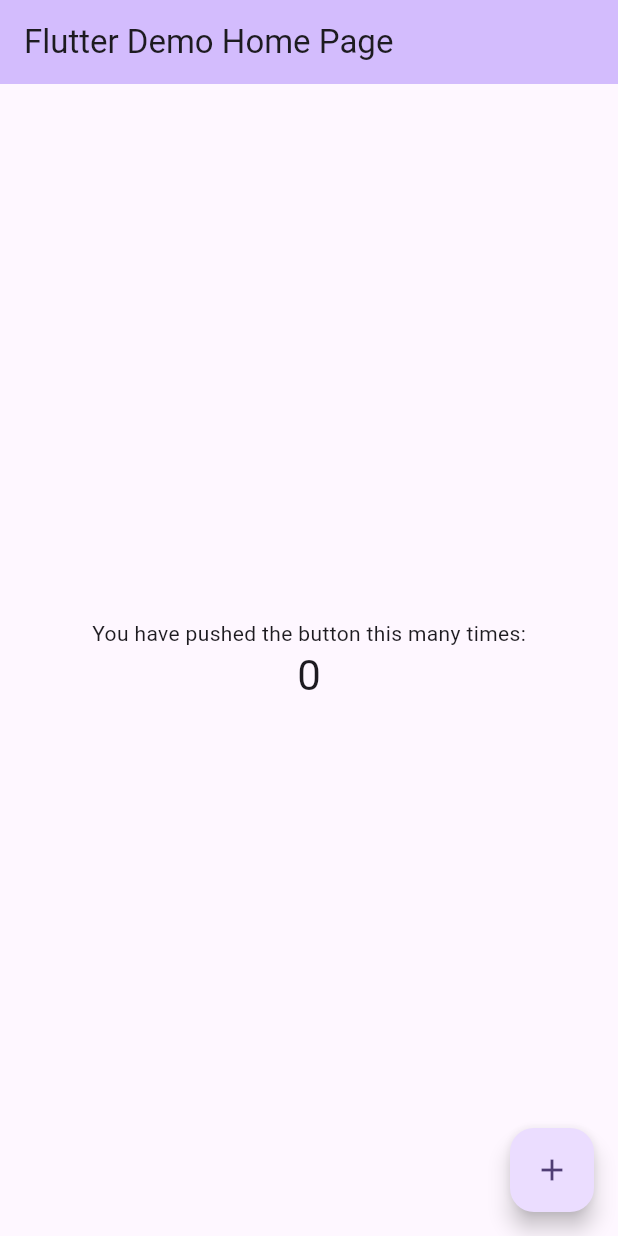
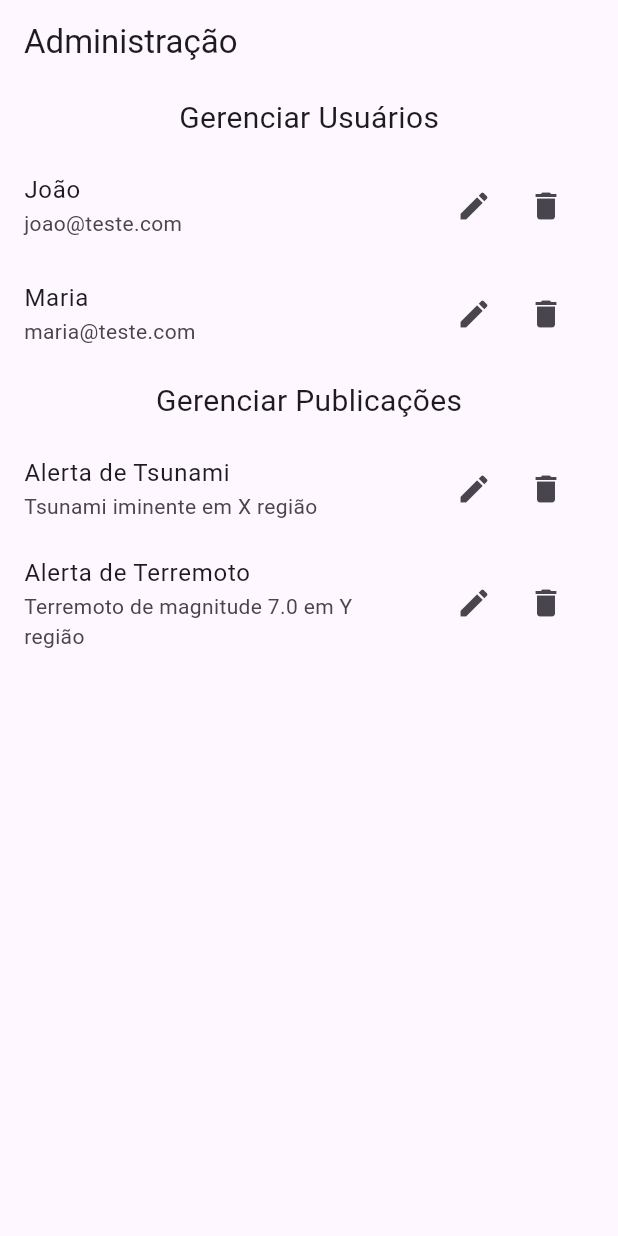
Before and after one commit to TechTitans1233/ForumApp, a Flutter app: the screen it shows after launch, on a phone screen of 412 x 824 dp. Run offline on Flutter 3.47's test engine with Material 3 defaults, Android fonts, the phone set to English and light mode, and no system bars.

Commit message:
Implementação da tela de admin

```diff
--- /dev/null
+++ b/lib/Modelos/Modelo_Admin.dart
@@ -0,0 +1,25 @@
+// Classe Usuario
+class Usuario {
+  final String id;
+  String nome;
+  String email;
+
+  Usuario({
+    required this.id,
+    required this.nome,
+    required this.email,
+  });
+}
+
+// Classe Publicacao
+class Publicacao {
+  final String id;
+  String titulo;
+  String conteudo;
+
+  Publicacao({
+    required this.id,
+    required this.titulo,
+    required this.conteudo,
+  });
+}
--- /dev/null
+++ b/lib/Telas/Tela_admin.dart
@@ -0,0 +1,179 @@
+import 'package:flutter/material.dart';
+import '../Modelos/Modelo_Admin.dart'; // Atualizando o caminho para importar o modelo
+
+// Serviço para gerenciar os usuários e publicações
+class BancoDeDados {
+  List<Usuario> usuarios = [];
+  List<Publicacao> publicacoes = [];
+
+  // Função para adicionar usuário
+  void adicionarUsuario(String nome, String email) {
+    final id = DateTime.now().millisecondsSinceEpoch.toString();
+    usuarios.add(Usuario(id: id, nome: nome, email: email));
+  }
+
+  // Função para editar usuário
+  void editarUsuario(String id, String nome, String email) {
+    final usuario = usuarios.firstWhere((u) => u.id == id);
+    usuario.nome = nome;
+    usuario.email = email;
+  }
+
+  // Função para excluir usuário
+  void excluirUsuario(String id) {
+    usuarios.removeWhere((u) => u.id == id);
+  }
+
+  // Função para adicionar publicação
+  void adicionarPublicacao(String titulo, String conteudo) {
+    final id = DateTime.now().millisecondsSinceEpoch.toString();
+    publicacoes.add(Publicacao(id: id, titulo: titulo, conteudo: conteudo));
+  }
+
+  // Função para editar publicação
+  void editarPublicacao(String id, String titulo, String conteudo) {
+    final publicacao = publicacoes.firstWhere((p) => p.id == id);
+    publicacao.titulo = titulo;
+    publicacao.conteudo = conteudo;
+  }
+
+  // Função para excluir publicação
+  void excluirPublicacao(String id) {
+    publicacoes.removeWhere((p) => p.id == id);
+  }
+
+  // Funções para buscar todos os usuários e publicações
+  List<Usuario> buscarUsuarios() {
+    return usuarios;
+  }
+
+  List<Publicacao> buscarPublicacoes() {
+    return publicacoes;
+  }
+}
+
+class TelaAdmin extends StatefulWidget {
+  const TelaAdmin({super.key});
+
+  @override
+  _TelaAdminState createState() => _TelaAdminState();
+}
+
+class _TelaAdminState extends State<TelaAdmin> {
+  final BancoDeDados bancoDeDados = BancoDeDados();
+
+  // Função para listar usuários e publicações
+  void listarUsuarios() {
+    setState(() {
+      bancoDeDados.adicionarUsuario("João", "joao@teste.com");
+      bancoDeDados.adicionarUsuario("Maria", "maria@teste.com");
+    });
+  }
+
+  void listarPublicacoes() {
+    setState(() {
+      bancoDeDados.adicionarPublicacao(
+          "Alerta de Tsunami", "Tsunami iminente em X região");
+      bancoDeDados.adicionarPublicacao(
+          "Alerta de Terremoto", "Terremoto de magnitude 7.0 em Y região");
+    });
+  }
+
+  @override
+  void initState() {
+    super.initState();
+    listarUsuarios();
+    listarPublicacoes();
+  }
+
+  @override
+  Widget build(BuildContext context) {
+    return Scaffold(
+      appBar: AppBar(
+        title: const Text('Administração'),
+      ),
+      body: SingleChildScrollView(
+        child: Column(
+          children: [
+            // Seção de Usuários
+            const Padding(
+              padding: EdgeInsets.all(8.0),
+              child: Text("Gerenciar Usuários", style: TextStyle(fontSize: 20)),
+            ),
+            // Exibindo a lista de usuários
+            ListView.builder(
+              shrinkWrap: true,
+              physics: const NeverScrollableScrollPhysics(),
+              itemCount: bancoDeDados.buscarUsuarios().length,
+              itemBuilder: (context, index) {
+                final usuario = bancoDeDados.buscarUsuarios()[index];
+                return ListTile(
+                  title: Text(usuario.nome),
+                  subtitle: Text(usuario.email),
+                  trailing: Row(
+                    mainAxisSize: MainAxisSize.min,
+                    children: [
+                      IconButton(
+                        icon: const Icon(Icons.edit),
+                        onPressed: () {
+                          // Função de editar usuário
+                        },
+                      ),
+                      IconButton(
+                        icon: const Icon(Icons.delete),
+                        onPressed: () {
+                          setState(() {
+                            bancoDeDados.excluirUsuario(usuario.id);
+                          });
+                        },
+                      ),
+                    ],
+                  ),
+                );
+              },
+            ),
+
+            // Seção de Publicações
+            const Padding(
+              padding: EdgeInsets.all(8.0),
+              child:
+                  Text("Gerenciar Publicações", style: TextStyle(fontSize: 20)),
+            ),
+            // Exibindo a lista de publicações
+            ListView.builder(
+              shrinkWrap: true,
+              physics: const NeverScrollableScrollPhysics(),
+              itemCount: bancoDeDados.buscarPublicacoes().length,
+              itemBuilder: (context, index) {
+                final publicacao = bancoDeDados.buscarPublicacoes()[index];
+                return ListTile(
+                  title: Text(publicacao.titulo),
+                  subtitle: Text(publicacao.conteudo),
+                  trailing: Row(
+                    mainAxisSize: MainAxisSize.min,
+                    children: [
+                      IconButton(
+                        icon: const Icon(Icons.edit),
+                        onPressed: () {
+                          // Função de editar publicação
+                        },
+                      ),
+                      IconButton(
+                        icon: const Icon(Icons.delete),
+                        onPressed: () {
+                          setState(() {
+                            bancoDeDados.excluirPublicacao(publicacao.id);
+                          });
+                        },
+                      ),
+                    ],
+                  ),
+                );
+              },
+            ),
+          ],
+        ),
+      ),
+    );
+  }
+}
--- a/lib/main.dart
+++ b/lib/main.dart
@@ -1,4 +1,5 @@
 import 'package:flutter/material.dart';
+import 'telas/Tela_admin.dart'; // Importando a tela corretamente após a mudança de pasta
 
 void main() {
   runApp(const MyApp());
@@ -7,119 +8,14 @@ void main() {
 class MyApp extends StatelessWidget {
   const MyApp({super.key});
 
-  // This widget is the root of your application.
   @override
   Widget build(BuildContext context) {
     return MaterialApp(
-      title: 'Flutter Demo',
+      title: 'Sistema de Alertas',
       theme: ThemeData(
-        // This is the theme of your application.
-        //
-        // TRY THIS: Try running your application with "flutter run". You'll see
-        // the application has a purple toolbar. Then, without quitting the app,
-        // try changing the seedColor in the colorScheme below to Colors.green
-        // and then invoke "hot reload" (save your changes or press the "hot
-        // reload" button in a Flutter-supported IDE, or press "r" if you used
-        // the command line to start the app).
-        //
-        // Notice that the counter didn't reset back to zero; the application
-        // state is not lost during the reload. To reset the state, use hot
-        // restart instead.
-        //
-        // This works for code too, not just values: Most code changes can be
-        // tested with just a hot reload.
-        colorScheme: ColorScheme.fromSeed(seedColor: Colors.deepPurple),
-        useMaterial3: true,
+        primarySwatch: Colors.blue,
       ),
-      home: const MyHomePage(title: 'Flutter Demo Home Page'),
+      home: const TelaAdmin(), // Tela inicial apontando para TelaAdmin
     );
   }
 }
-
-class MyHomePage extends StatefulWidget {
-  const MyHomePage({super.key, required this.title});
-
-  // This widget is the home page of your application. It is stateful, meaning
-  // that it has a State object (defined below) that contains fields that affect
-  // how it looks.
-
-  // This class is the configuration for the state. It holds the values (in this
-  // case the title) provided by the parent (in this case the App widget) and
-  // used by the build method of the State. Fields in a Widget subclass are
-  // always marked "final".
-
-  final String title;
-
-  @override
-  State<MyHomePage> createState() => _MyHomePageState();
-}
-
-class _MyHomePageState extends State<MyHomePage> {
-  int _counter = 0;
-
-  void _incrementCounter() {
-    setState(() {
-      // This call to setState tells the Flutter framework that something has
-      // changed in this State, which causes it to rerun the build method below
-      // so that the display can reflect the updated values. If we changed
-      // _counter without calling setState(), then the build method would not be
-      // called again, and so nothing would appear to happen.
-      _counter++;
-    });
-  }
-
-  @override
-  Widget build(BuildContext context) {
-    // This method is rerun every time setState is called, for instance as done
-    // by the _incrementCounter method above.
-    //
-    // The Flutter framework has been optimized to make rerunning build methods
-    // fast, so that you can just rebuild anything that needs updating rather
-    // than having to individually change instances of widgets.
-    return Scaffold(
-      appBar: AppBar(
-        // TRY THIS: Try changing the color here to a specific color (to
-        // Colors.amber, perhaps?) and trigger a hot reload to see the AppBar
-        // change color while the other colors stay the same.
-        backgroundColor: Theme.of(context).colorScheme.inversePrimary,
-        // Here we take the value from the MyHomePage object that was created by
-        // the App.build method, and use it to set our appbar title.
-        title: Text(widget.title),
-      ),
-      body: Center(
-        // Center is a layout widget. It takes a single child and positions it
-        // in the middle of the parent.
-        child: Column(
-          // Column is also a layout widget. It takes a list of children and
-          // arranges them vertically. By default, it sizes itself to fit its
-          // children horizontally, and tries to be as tall as its parent.
-          //
-          // Column has various properties to control how it sizes itself and
-          // how it positions its children. Here we use mainAxisAlignment to
-          // center the children vertically; the main axis here is the vertical
-          // axis because Columns are vertical (the cross axis would be
-          // horizontal).
-          //
-          // TRY THIS: Invoke "debug painting" (choose the "Toggle Debug Paint"
-          // action in the IDE, or press "p" in the console), to see the
-          // wireframe for each widget.
-          mainAxisAlignment: MainAxisAlignment.center,
-          children: <Widget>[
-            const Text(
-              'You have pushed the button this many times:',
-            ),
-            Text(
-              '$_counter',
-              style: Theme.of(context).textTheme.headlineMedium,
-            ),
-          ],
-        ),
-      ),
-      floatingActionButton: FloatingActionButton(
-        onPressed: _incrementCounter,
-        tooltip: 'Increment',
-        child: const Icon(Icons.add),
-      ), // This trailing comma makes auto-formatting nicer for build methods.
-    );
-  }
-}
```
